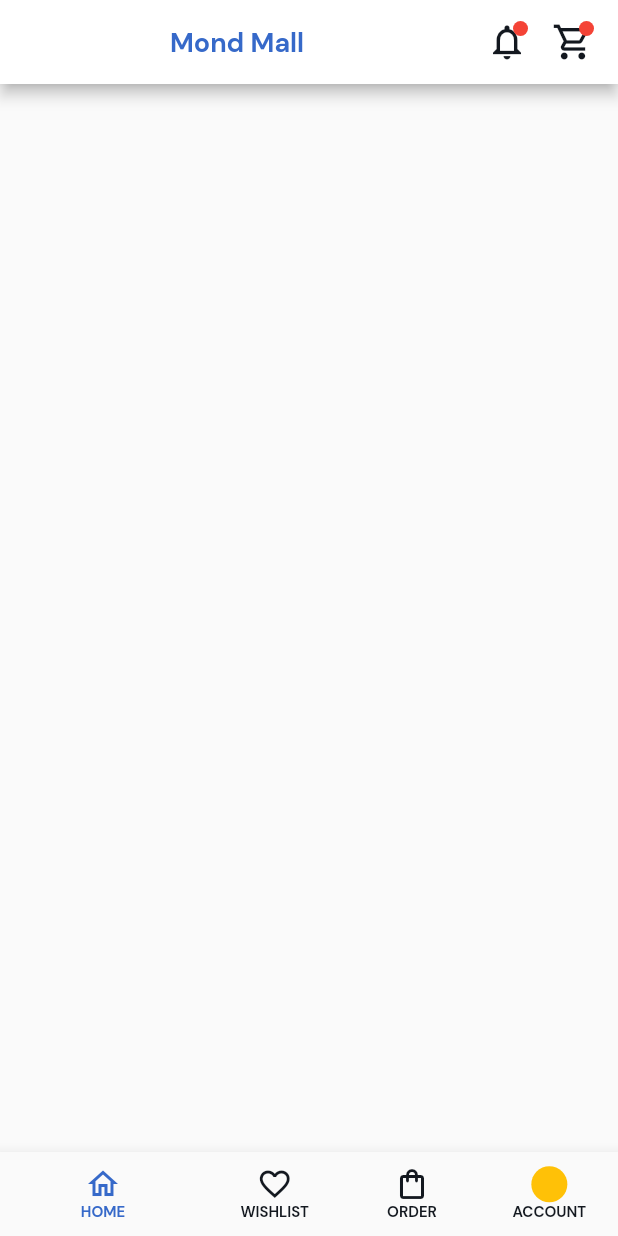
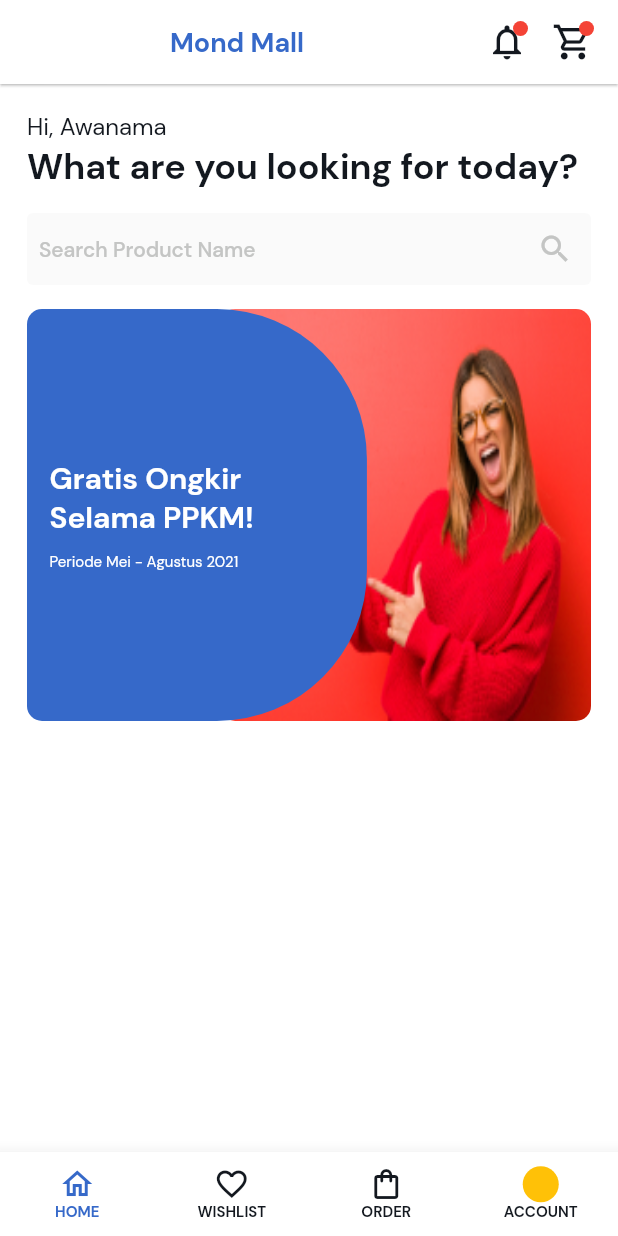
Before and after one commit to Catyousha/studi-independent-journey, a Flutter app: the screen it shows after launch, on a phone screen of 412 x 824 dp. Run offline on Flutter 3.47's test engine with Material 2 defaults, Android fonts, the phone set to English and light mode, and no system bars.

Commit message:
add greetings, search bar, promotion banner

```diff
--- a/FlutterApp/jaka_app/lib/RE_tugas02_mond_mall/mond_mall_main.dart
+++ b/FlutterApp/jaka_app/lib/RE_tugas02_mond_mall/mond_mall_main.dart
@@ -1,6 +1,6 @@
 import 'package:flutter/material.dart';
 import 'styles/mond_theme.dart';
-import './views/main_page.dart';
+import 'views/main_page/mond_main_page.dart';
 
 class MondMallApp extends StatelessWidget {
   const MondMallApp({Key? key}) : super(key: key);
--- a/FlutterApp/jaka_app/lib/RE_tugas02_mond_mall/styles/mond_text_styles.dart
+++ b/FlutterApp/jaka_app/lib/RE_tugas02_mond_mall/styles/mond_text_styles.dart
@@ -1,12 +1,37 @@
 import 'package:flutter/material.dart';
+import './colors.dart';
 
-class MondTextStyles{
+class MondTextStyles {
   MondTextStyles({required this.context});
   BuildContext context;
 
-  TextStyle get blueAppBarText{
+  TextStyle get blueHeadline4Text {
     return Theme.of(context).textTheme.headline4!.copyWith(
-      color: Theme.of(context).colorScheme.primary,
-    );
+          color: Theme.of(context).colorScheme.primary,
+        );
+  }
+
+  TextStyle get halfGreyHeadline6Text {
+    return Theme.of(context).textTheme.headline6!.copyWith(
+          color: mondSecHalfGrey,
+        );
+  }
+
+  TextStyle get blueHeadline6Text {
+    return Theme.of(context).textTheme.headline6!.copyWith(
+          color: mondPriBlueOcean,
+        );
+  }
+
+  TextStyle get whiteHeadline6Text {
+    return Theme.of(context).textTheme.headline3!.copyWith(
+          color: mondPriPureWhite,
+        );
+  }
+
+  TextStyle get whiteBody2Text {
+    return Theme.of(context).textTheme.bodyText2!.copyWith(
+          color: mondPriPureWhite,
+        );
   }
 }
--- a/FlutterApp/jaka_app/lib/RE_tugas02_mond_mall/styles/typos.dart
+++ b/FlutterApp/jaka_app/lib/RE_tugas02_mond_mall/styles/typos.dart
@@ -1,4 +1,5 @@
 import 'package:flutter/material.dart';
+import './colors.dart';
 
 TextTheme mondTextTheme() {
   TextTheme base = ThemeData.light().textTheme;
@@ -7,51 +8,61 @@ TextTheme mondTextTheme() {
       fontFamily: 'DMSans',
       fontWeight: FontWeight.bold,
       fontSize: 24,
+      color: mondPriNavyBlack,
     ),
     headline2: base.headline2!.copyWith(
       fontFamily: 'DMSans',
       fontWeight: FontWeight.bold,
       fontSize: 22,
+      color: mondPriNavyBlack,
     ),
     headline3: base.headline3!.copyWith(
       fontFamily: 'DMSans',
       fontWeight: FontWeight.bold,
       fontSize: 20,
+      color: mondPriNavyBlack,
     ),
     headline4: base.headline4!.copyWith(
       fontFamily: 'DMSans',
       fontWeight: FontWeight.bold,
       fontSize: 18,
+      color: mondPriNavyBlack,
     ),
     headline5: base.headline5!.copyWith(
       fontFamily: 'DMSans',
       fontWeight: FontWeight.w500,
       fontSize: 16,
+      color: mondPriNavyBlack,
     ),
     headline6: base.headline6!.copyWith(
       fontFamily: 'DMSans',
       fontWeight: FontWeight.w500,
       fontSize: 14,
+      color: mondPriNavyBlack,
     ),
     subtitle1: base.subtitle1!.copyWith(
       fontFamily: 'DMSans',
       fontWeight: FontWeight.w400,
       fontSize: 16,
+      color: mondPriNavyBlack,
     ),
     caption: base.caption!.copyWith(
       fontFamily: 'DMSans',
       fontWeight: FontWeight.w500,
       fontSize: 14,
+      color: mondPriNavyBlack,
     ),
     bodyText1: base.bodyText1!.copyWith(
       fontFamily: 'DMSans',
       fontWeight: FontWeight.w400,
       fontSize: 12,
+      color: mondPriNavyBlack,
     ),
     bodyText2: base.bodyText2!.copyWith(
       fontFamily: 'DMSans',
       fontWeight: FontWeight.w400,
       fontSize: 10,
+      color: mondPriNavyBlack,
     ),
   );
 }
--- /dev/null
+++ b/FlutterApp/jaka_app/lib/RE_tugas02_mond_mall/views/main_page/mond_main_body.dart
@@ -0,0 +1,35 @@
+import 'package:flutter/material.dart';
+import './sections/greetings_text.dart';
+import './sections/product_search_bar.dart';
+import '../../widgets/promotion_banner.dart';
+
+class MondMainBody extends StatelessWidget {
+  const MondMainBody({Key? key}) : super(key: key);
+
+  @override
+  Widget build(BuildContext context) {
+    double gapY = 16.0;
+    return GestureDetector(
+      onTap: () => FocusScope.of(context).unfocus(),
+      child: Container(
+        margin: EdgeInsets.all(18.0),
+        child: ListView(
+          children: [
+            GreetingsText(),
+            SizedBox(height: gapY),
+            ProductSearchBar(),
+            SizedBox(height: gapY),
+            PromotionBanner(
+              title: "Gratis Ongkir Selama PPKM!",
+              subtitle: "Periode Mei - Agustus 2021",
+              image: Image.asset(
+                "assets/RE_T2_Mond_Mall/promotion1.png",
+                fit: BoxFit.fill,
+              ),
+            ),
+          ],
+        ),
+      ),
+    );
+  }
+}
--- a/FlutterApp/jaka_app/lib/RE_tugas02_mond_mall/views/main_page.dart
+++ b/FlutterApp/jaka_app/lib/RE_tugas02_mond_mall/views/main_page/mond_main_page.dart
@@ -1,7 +1,8 @@
 import 'package:flutter/material.dart';
-import '../widgets/bottom_nav_bar.dart';
-import '../widgets/icon_with_notif.dart';
-import '../styles/mond_text_styles.dart';
+import './mond_main_body.dart';
+import '../../widgets/bottom_nav_bar.dart';
+import '../../widgets/icon_with_notif.dart';
+import '../../styles/mond_text_styles.dart';
 
 class MondMainPage extends StatelessWidget {
   const MondMainPage({Key? key}) : super(key: key);
@@ -12,12 +13,14 @@ class MondMainPage extends StatelessWidget {
       context: context,
     );
     return Scaffold(
+      backgroundColor: Colors.white,
       appBar: AppBar(
+        elevation: 0.7,
         backgroundColor: Colors.white,
         title: Center(
           child: Text(
             'Mond Mall',
-            style: _mondTextStyles.blueAppBarText,
+            style: _mondTextStyles.blueHeadline4Text,
           ),
         ),
         actions: <Widget>[
@@ -32,9 +35,8 @@ class MondMainPage extends StatelessWidget {
           ),
         ],
       ),
-      bottomNavigationBar: MondBottomNavigationBar(
-        context: context,
-      ),
+      body: MondMainBody(),
+      bottomNavigationBar: MondBottomNavigationBar(),
     );
   }
 }
--- /dev/null
+++ b/FlutterApp/jaka_app/lib/RE_tugas02_mond_mall/views/main_page/sections/greetings_text.dart
@@ -0,0 +1,22 @@
+import 'package:flutter/material.dart';
+
+class GreetingsText extends StatelessWidget {
+  const GreetingsText({Key? key}) : super(key: key);
+
+  @override
+  Widget build(BuildContext context) {
+    return Column(
+      crossAxisAlignment: CrossAxisAlignment.start,
+      children: <Widget>[
+        Text(
+          "Hi, Awanama",
+          style: Theme.of(context).textTheme.subtitle1,
+        ),
+        Text(
+          "What are you looking for today?",
+          style: Theme.of(context).textTheme.headline1,
+        ),
+      ],
+    );
+  }
+}
--- /dev/null
+++ b/FlutterApp/jaka_app/lib/RE_tugas02_mond_mall/views/main_page/sections/product_search_bar.dart
@@ -0,0 +1,33 @@
+import 'package:flutter/material.dart';
+import '../../../styles/colors.dart';
+import '../../../styles/mond_text_styles.dart';
+
+class ProductSearchBar extends StatelessWidget {
+  const ProductSearchBar({Key? key}) : super(key: key);
+
+  @override
+  Widget build(BuildContext context) {
+    MondTextStyles _mondTextStyles = MondTextStyles(context: context);
+    return TextField(
+      style: _mondTextStyles.blueHeadline6Text,
+      decoration: InputDecoration(
+        label: Text(
+          "Search Product Name",
+          style: _mondTextStyles.halfGreyHeadline6Text,
+        ),
+        floatingLabelBehavior: FloatingLabelBehavior.never,
+        fillColor: mondSecOffGrey,
+        focusColor: mondSecOffGrey,
+        filled: true,
+        contentPadding: EdgeInsets.all(8.0),
+        border: OutlineInputBorder(
+          borderSide: BorderSide.none,
+        ),
+        suffixIcon: Icon(
+          Icons.search_outlined,
+          color: mondSecHalfGrey,
+        ),
+      ),
+    );
+  }
+}
--- a/FlutterApp/jaka_app/lib/RE_tugas02_mond_mall/widgets/bottom_nav_bar.dart
+++ b/FlutterApp/jaka_app/lib/RE_tugas02_mond_mall/widgets/bottom_nav_bar.dart
@@ -4,13 +4,14 @@ import '../styles/colors.dart';
 class MondBottomNavigationBar extends StatelessWidget {
   const MondBottomNavigationBar({
     Key? key,
-    required this.context,
   }) : super(key: key);
-  final BuildContext context;
 
   @override
   Widget build(BuildContext context) {
     return BottomNavigationBar(
+      type: BottomNavigationBarType.fixed,
+      backgroundColor: Colors.white,
+      elevation: 10.0,
       unselectedItemColor: mondPriNavyBlack,
       selectedItemColor: mondPriBlueOcean,
       showUnselectedLabels: true,
--- /dev/null
+++ b/FlutterApp/jaka_app/lib/RE_tugas02_mond_mall/widgets/promotion_banner.dart
@@ -0,0 +1,78 @@
+import 'package:flutter/material.dart';
+import '../styles/mond_text_styles.dart';
+import '../styles/colors.dart';
+
+class PromotionBanner extends StatelessWidget {
+  const PromotionBanner({
+    Key? key,
+    required this.title,
+    required this.subtitle,
+    required this.image,
+  }) : super(key: key);
+
+  final String title;
+  final String subtitle;
+  final Image image;
+
+  @override
+  Widget build(BuildContext context) {
+    MondTextStyles _mondTextStyles = MondTextStyles(context: context);
+    double screenHeight = MediaQuery.of(context).size.height;
+    double screenWidth = MediaQuery.of(context).size.width;
+    return Container(
+      width: screenWidth,
+      height: screenHeight / 3,
+      child: Stack(
+        alignment: Alignment.center,
+        children: <Widget>[
+          Positioned(
+            height: screenHeight / 3,
+            width: screenWidth * 0.6,
+            right: 0,
+            child: ClipRRect(
+              borderRadius: BorderRadius.circular(10.0),
+              child: image,
+            ),
+          ),
+          Positioned(
+            left: 0,
+            child: Container(
+              width: screenWidth * 0.55,
+              height: screenHeight / 3,
+              padding: EdgeInsets.symmetric(
+                vertical: 30.0,
+                horizontal: 15.0,
+              ),
+              decoration: BoxDecoration(
+                color: mondPriBlueOcean,
+                borderRadius: BorderRadius.only(
+                  topRight: Radius.circular(100.0),
+                  topLeft: Radius.circular(10.0),
+                  bottomRight: Radius.circular(100.0),
+                  bottomLeft: Radius.circular(10.0),
+                ),
+              ),
+              child: Column(
+                mainAxisAlignment: MainAxisAlignment.center,
+                crossAxisAlignment: CrossAxisAlignment.start,
+                children: [
+                  Text(
+                    title,
+                    style: _mondTextStyles.whiteHeadline6Text,
+                  ),
+                  SizedBox(
+                    height: 10.0,
+                  ),
+                  Text(
+                    subtitle,
+                    style: _mondTextStyles.whiteBody2Text,
+                  ),
+                ],
+              ),
+            ),
+          ),
+        ],
+      ),
+    );
+  }
+}
```
Also changed, not shown: FlutterApp/jaka_app/assets/RE_T2_Mond_Mall/promotion1.png (renamed from FlutterApp/jaka_app/assets/RE_T2_Mond_Mall/young-authentic-charismatic-real-people-woman-against-wall-pointing-with-forefingers-copy-space-expressing-excitement-desire 1.png).
